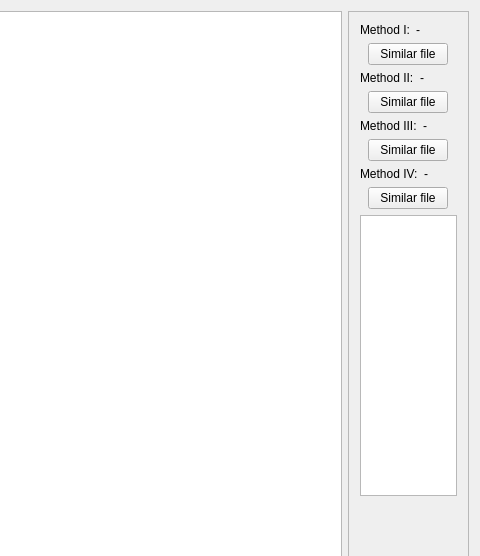
Above: Projekt/project/app/mainwindow.ui from MichalBernacki/Plagiarism_detection_app before the change; both pictures show x 720 to 1200 and y 0 to 556 of the 1200 by 800 pixel window. Below: the same form after it.
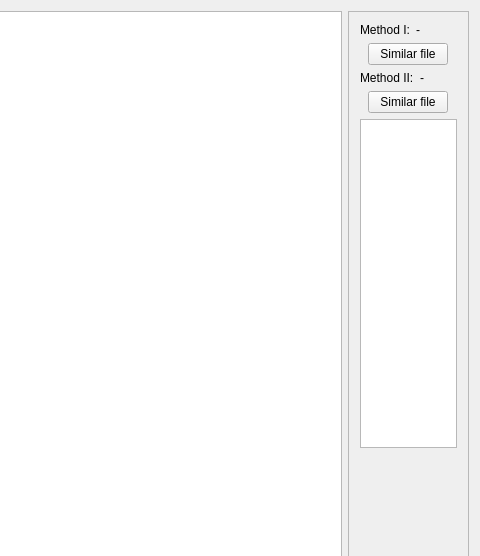
That is the form after the change.

Commit message: both names are passed to new window

What changed in the file:
```diff
--- a/Projekt/project/app/mainwindow.ui
+++ b/Projekt/project/app/mainwindow.ui
@@ -314,124 +314,6 @@
          </item>
         </layout>
        </item>
-       <item>
-        <layout class="QVBoxLayout" name="layM3">
-         <item>
-          <layout class="QHBoxLayout" name="horizontalLayout_5">
-           <item>
-            <widget class="QLabel" name="label_3">
-             <property name="text">
-              <string>Method III:</string>
-             </property>
-            </widget>
-           </item>
-           <item>
-            <widget class="QLabel" name="laM3">
-             <property name="text">
-              <string>-</string>
-             </property>
-            </widget>
-           </item>
-          </layout>
-         </item>
-         <item>
-          <layout class="QHBoxLayout" name="horizontalLayout_9">
-           <item>
-            <spacer name="horizontalSpacer_9">
-             <property name="orientation">
-              <enum>Qt::Horizontal</enum>
-             </property>
-             <property name="sizeHint" stdset="0">
-              <size>
-               <width>40</width>
-               <height>20</height>
-              </size>
-             </property>
-            </spacer>
-           </item>
-           <item>
-            <widget class="QPushButton" name="pbFileM3">
-             <property name="text">
-              <string>Similar file</string>
-             </property>
-            </widget>
-           </item>
-           <item>
-            <spacer name="horizontalSpacer_10">
-             <property name="orientation">
-              <enum>Qt::Horizontal</enum>
-             </property>
-             <property name="sizeHint" stdset="0">
-              <size>
-               <width>40</width>
-               <height>20</height>
-              </size>
-             </property>
-            </spacer>
-           </item>
-          </layout>
-         </item>
-        </layout>
-       </item>
-       <item>
-        <layout class="QVBoxLayout" name="layM4">
-         <item>
-          <layout class="QHBoxLayout" name="horizontalLayout_6">
-           <item>
-            <widget class="QLabel" name="label_4">
-             <property name="text">
-              <string>Method IV:</string>
-             </property>
-            </widget>
-           </item>
-           <item>
-            <widget class="QLabel" name="laM4">
-             <property name="text">
-              <string>-</string>
-             </property>
-            </widget>
-           </item>
-          </layout>
-         </item>
-         <item>
-          <layout class="QHBoxLayout" name="horizontalLayout_10">
-           <item>
-            <spacer name="horizontalSpacer_11">
-             <property name="orientation">
-              <enum>Qt::Horizontal</enum>
-             </property>
-             <property name="sizeHint" stdset="0">
-              <size>
-               <width>40</width>
-               <height>20</height>
-              </size>
-             </property>
-            </spacer>
-           </item>
-           <item>
-            <widget class="QPushButton" name="pbFileM4">
-             <property name="text">
-              <string>Similar file</string>
-             </property>
-            </widget>
-           </item>
-           <item>
-            <spacer name="horizontalSpacer_12">
-             <property name="orientation">
-              <enum>Qt::Horizontal</enum>
-             </property>
-             <property name="sizeHint" stdset="0">
-              <size>
-               <width>40</width>
-               <height>20</height>
-              </size>
-             </property>
-            </spacer>
-           </item>
-          </layout>
-         </item>
-        </layout>
-       </item>
        <item>
         <widget class="QTextBrowser" name="teResults"/>
        </item>
```
The commit also changes 3 other files.
